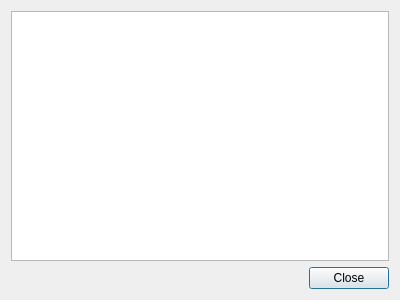
Before: the Qt Designer form falconer/ui/signals_hist.ui in EarToEarOak/Wild-Find, drawn with Qt 5.
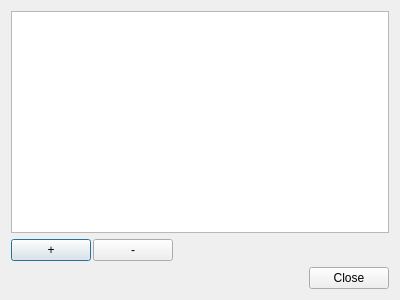
After: the same form once the commit is applied.

Commit message: Falconer: Add zoom buttons to histogram

What changed in the file:
```diff
--- a/falconer/ui/signals_hist.ui
+++ b/falconer/ui/signals_hist.ui
@@ -13,7 +13,7 @@
   <property name="windowTitle">
    <string>Signals Histogram</string>
   </property>
-  <layout class="QVBoxLayout" name="verticalLayout">
+  <layout class="QVBoxLayout" name="verticalLayout" stretch="1,0,0">
    <item>
     <widget class="QGraphicsView" name="_graphicsView">
      <property name="sizePolicy">
@@ -30,6 +30,46 @@
      </property>
     </widget>
    </item>
+   <item>
+    <layout class="QHBoxLayout" name="horizontalLayout">
+     <property name="spacing">
+      <number>2</number>
+     </property>
+     <item>
+      <widget class="QPushButton" name="_buttonIn">
+       <property name="toolTip">
+        <string>Zoom in</string>
+       </property>
+       <property name="text">
+        <string>+</string>
+       </property>
+      </widget>
+     </item>
+     <item>
+      <widget class="QPushButton" name="_buttonOut">
+       <property name="toolTip">
+        <string>Zoom out</string>
+       </property>
+       <property name="text">
+        <string>-</string>
+       </property>
+      </widget>
+     </item>
+     <item>
+      <spacer name="horizontalSpacer">
+       <property name="orientation">
+        <enum>Qt::Horizontal</enum>
+       </property>
+       <property name="sizeHint" stdset="0">
+        <size>
+         <width>0</width>
+         <height>0</height>
+        </size>
+       </property>
+      </spacer>
+     </item>
+    </layout>
+   </item>
    <item>
     <widget class="QDialogButtonBox" name="_buttonBox">
      <property name="standardButtons">
```
The commit also changes 1 other file.
